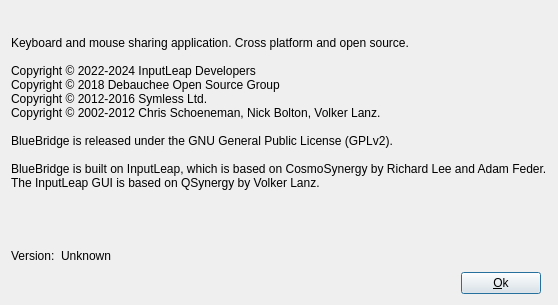
BigOreo/BlueBridge, file src/gui/src/AboutDialog.ui: the form before one commit.
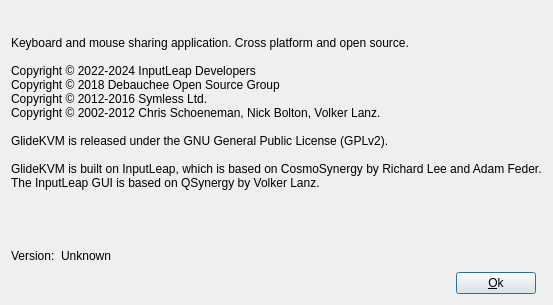
The form after the commit.

Commit message:
Rename BlueBridge to GlideKVM
Rename the product, program files (glidekvm, glidekvm-server,
glidekvm-client, glidekvm-service), the Windows service, settings and
policy registry keys, data folders, package names, the app ID
(io.github.bigoreo.glidekvm) and project links.

The edit to the form file:
```diff
--- a/src/gui/src/AboutDialog.ui
+++ b/src/gui/src/AboutDialog.ui
@@ -44,8 +44,8 @@
 Copyright © 2018 Debauchee Open Source Group&lt;br /&gt;
 Copyright © 2012-2016 Symless Ltd.&lt;br /&gt;
 Copyright © 2002-2012 Chris Schoeneman, Nick Bolton, Volker Lanz.&lt;br /&gt;&lt;br /&gt;
-BlueBridge is released under the GNU General Public License (GPLv2).&lt;br /&gt;&lt;br /&gt;
-BlueBridge is built on InputLeap, which is based on CosmoSynergy by Richard Lee and Adam Feder.&lt;br /&gt;
+GlideKVM is released under the GNU General Public License (GPLv2).&lt;br /&gt;&lt;br /&gt;
+GlideKVM is built on InputLeap, which is based on CosmoSynergy by Richard Lee and Adam Feder.&lt;br /&gt;
 The InputLeap GUI is based on QSynergy by Volker Lanz.
 &lt;/p&gt;</string>
      </property>
```
Left out of the diff: 4 changed lines with no effect on the pictures. The commit also changes 824 other files.
